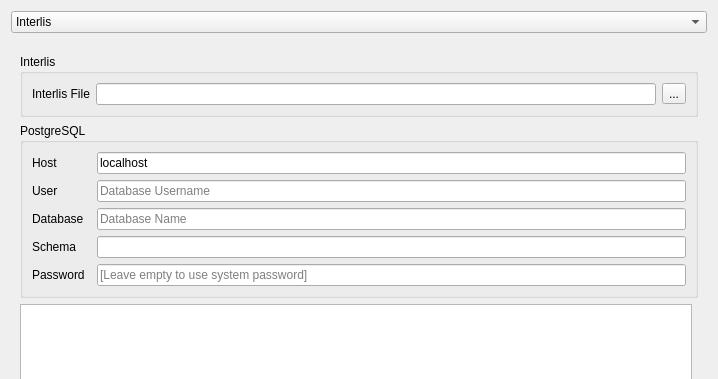
First picture: the form in projectgenerator/ui/generate_project.ui, repository opengisch/QgisModelBaker, before the edit; both pictures show x 0 to 718 and y 0 to 379 of the 718 by 674 pixel window.
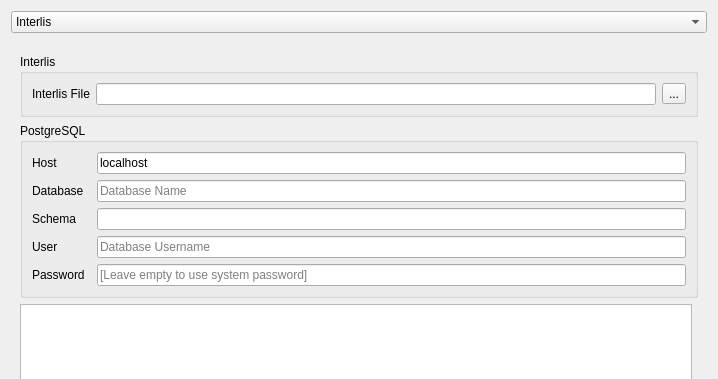
Second picture: the form after the edit.

Commit message: Switch order of controls in PostGIS connection

Patch:
```diff
--- a/projectgenerator/ui/generate_project.ui
+++ b/projectgenerator/ui/generate_project.ui
@@ -24,16 +24,7 @@
        <item row="0" column="1">
         <widget class="QWidget" name="widget" native="true">
          <layout class="QGridLayout" name="gridLayout_2">
-          <property name="leftMargin">
-           <number>0</number>
-          </property>
-          <property name="topMargin">
-           <number>0</number>
-          </property>
-          <property name="rightMargin">
-           <number>0</number>
-          </property>
-          <property name="bottomMargin">
+          <property name="margin">
            <number>0</number>
           </property>
          </layout>
@@ -45,10 +36,10 @@
           <string>PostgreSQL</string>
          </property>
          <layout class="QGridLayout" name="gridLayout_4">
-          <item row="2" column="2">
-           <widget class="QLineEdit" name="pg_user_line_edit">
-            <property name="placeholderText">
-             <string>Database Username</string>
+          <item row="6" column="0">
+           <widget class="QLabel" name="label_4">
+            <property name="text">
+             <string>User</string>
             </property>
            </widget>
           </item>
@@ -62,13 +53,6 @@
             </property>
            </widget>
           </item>
-          <item row="2" column="0">
-           <widget class="QLabel" name="label_4">
-            <property name="text">
-             <string>User</string>
-            </property>
-           </widget>
-          </item>
           <item row="0" column="2" rowspan="2">
            <widget class="QLineEdit" name="pg_host_line_edit">
             <property name="text">
@@ -76,14 +60,14 @@
             </property>
            </widget>
           </item>
-          <item row="6" column="0">
+          <item row="9" column="0">
            <widget class="QLabel" name="label_5">
             <property name="text">
              <string>Password</string>
             </property>
            </widget>
           </item>
-          <item row="6" column="2">
+          <item row="9" column="2">
            <widget class="QLineEdit" name="pg_password_line_edit">
             <property name="echoMode">
              <enum>QLineEdit::Password</enum>
@@ -114,6 +98,13 @@
             </property>
            </widget>
           </item>
+          <item row="6" column="2">
+           <widget class="QLineEdit" name="pg_user_line_edit">
+            <property name="placeholderText">
+             <string>Database Username</string>
+            </property>
+           </widget>
+          </item>
          </layout>
         </widget>
        </item>
```
Left out of the diff: 6 changed lines with no effect on the pictures.
